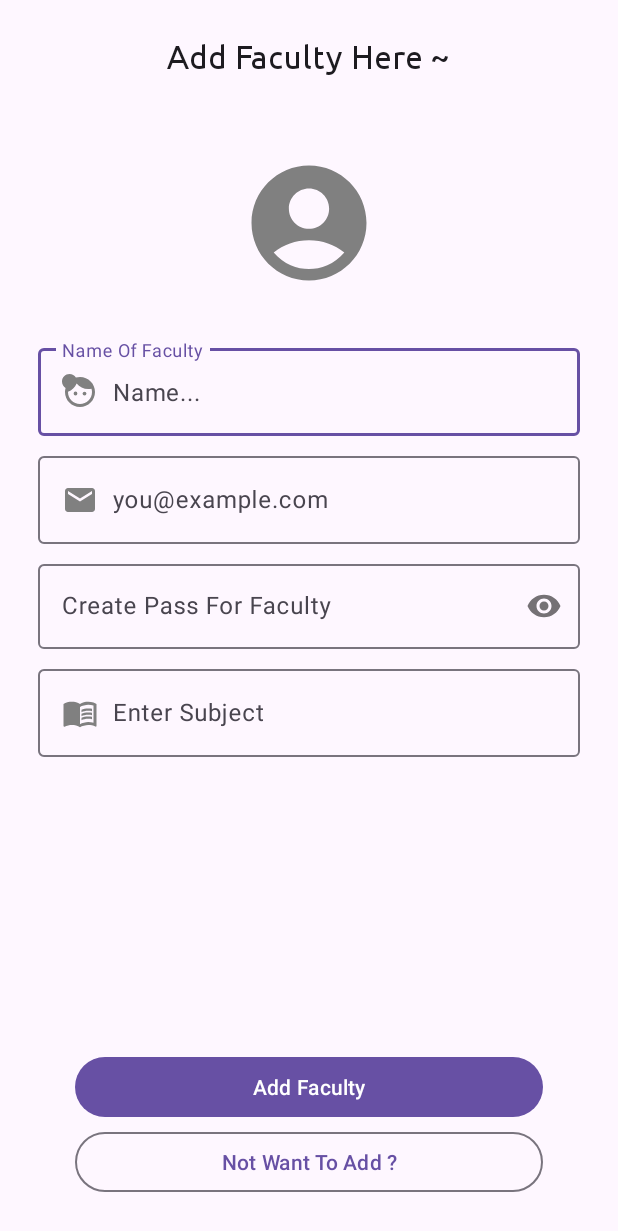
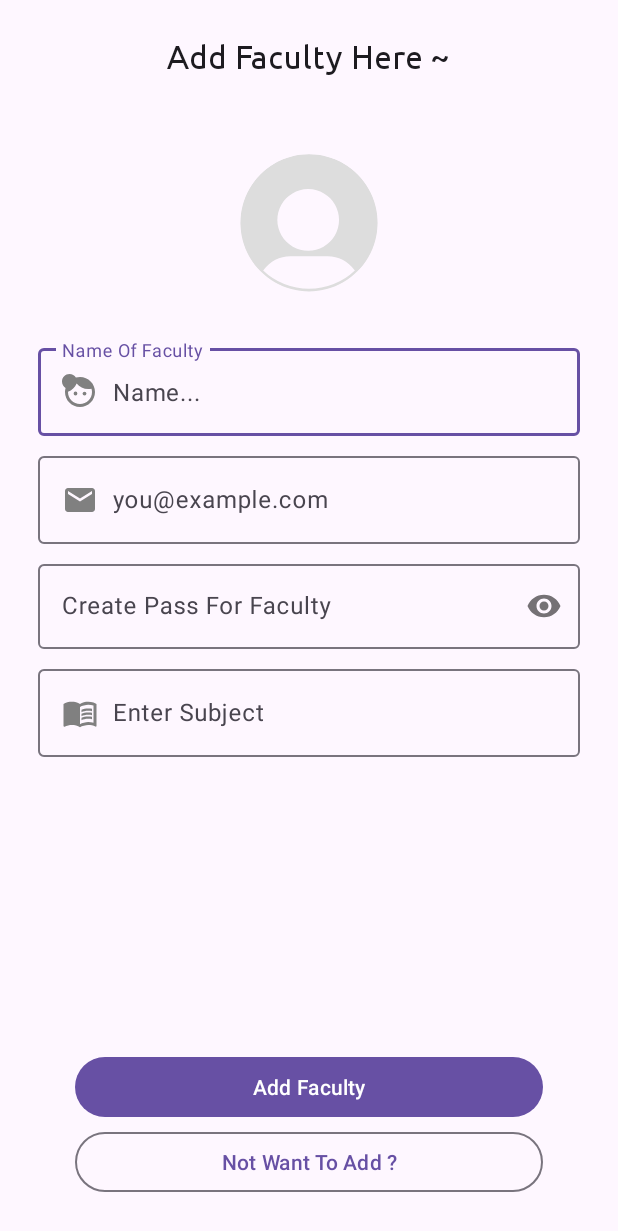
Before and after one commit to Admin-573/StudyMate, an Android app: the faculty_add screen opened directly, with no data from a screen before it, on a phone screen of 412 x 824 dp. Shown: the top 1231 px of the screen. Run offline under Robolectric (Android 15) with nearby library versions, the light colour scheme and no system bars; our stand-ins replace CircleImageView.

Commit message:
Icon Change

```diff
--- a/app/src/main/java/com/example/studymate/faculty/faculty_add.kt
+++ b/app/src/main/java/com/example/studymate/faculty/faculty_add.kt
@@ -79,11 +79,11 @@ class faculty_add : AppCompatActivity() {
             Log.d("icmain",faculty.faculty_id.toString())
             Log.d("icmain",faculty.faculty_image.toString())
 
-            Toast.makeText(applicationContext,"Faculty added successfully",Toast.LENGTH_SHORT).show()
+            Toast.makeText(applicationContext,"Faculty Added Successfully",Toast.LENGTH_SHORT).show()
             clearFaculty()
         }else{
             Log.d("icmain",addFacultyRecord.toString())
-            Toast.makeText(applicationContext,"Cannot be add faculty",Toast.LENGTH_SHORT).show()
+            Toast.makeText(applicationContext,"Faculty Exists",Toast.LENGTH_SHORT).show()
         }
     }
 
@@ -118,7 +118,7 @@ class faculty_add : AppCompatActivity() {
                             ).show()
                         }
                 }else{
-                    Toast.makeText(this, "Input Stream Null", Toast.LENGTH_SHORT)
+                    Toast.makeText(this, "Input Stream Null", Toast.LENGTH_SHORT).show()
                 }
             }catch (e : Exception){
                     e.printStackTrace()
--- /dev/null
+++ b/app/src/main/res/drawable/add_img.xml
@@ -0,0 +1,4 @@
+<vector android:height="92dp" android:viewportHeight="340"
+    android:viewportWidth="340" android:width="92dp" xmlns:android="http://schemas.android.com/apk/res/android">
+    <path android:fillColor="#DDD" android:pathData="m169,0.5a169,169 0,1 0,2 0zM169,86.5a76,76 0,1 1,-2 0zM57,287q27,-35 67,-35h92q40,0 67,35a164,164 0,0 1,-226 0"/>
+</vector>
--- a/app/src/main/res/layout/activity_faculty_add.xml
+++ b/app/src/main/res/layout/activity_faculty_add.xml
@@ -30,7 +30,7 @@
             android:id="@+id/faculty_image"
             android:layout_width="92dp"
             android:layout_height="92dp"
-            android:src="@drawable/name"
+            android:src="@drawable/add_img"
             app:layout_constraintBottom_toBottomOf="parent"
             app:layout_constraintEnd_toEndOf="parent"
             app:layout_constraintStart_toStartOf="parent"
--- a/app/src/main/res/layout/activity_student_add.xml
+++ b/app/src/main/res/layout/activity_student_add.xml
@@ -31,7 +31,7 @@
             android:id="@+id/student_image"
             android:layout_width="92dp"
             android:layout_height="92dp"
-            android:src="@drawable/name"
+            android:src="@drawable/add_img"
             app:layout_constraintBottom_toBottomOf="parent"
             app:layout_constraintEnd_toEndOf="parent"
             app:layout_constraintStart_toStartOf="parent"
```
